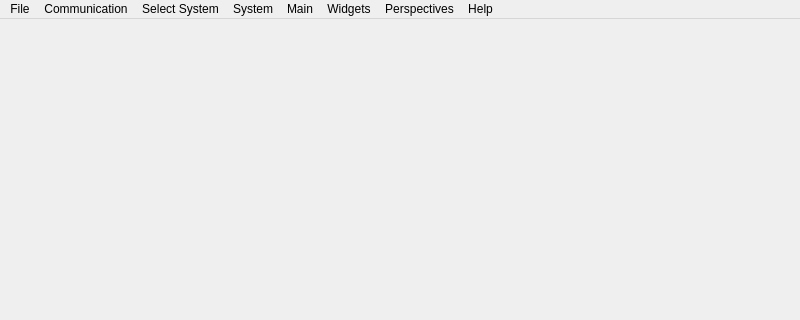
Above: src/ui/MainWindow.ui from mavlink/qgroundcontrol before the change; both pictures show x 0 to 800 and y 0 to 320 of the 800 by 500 pixel window. Below: the same form after it.
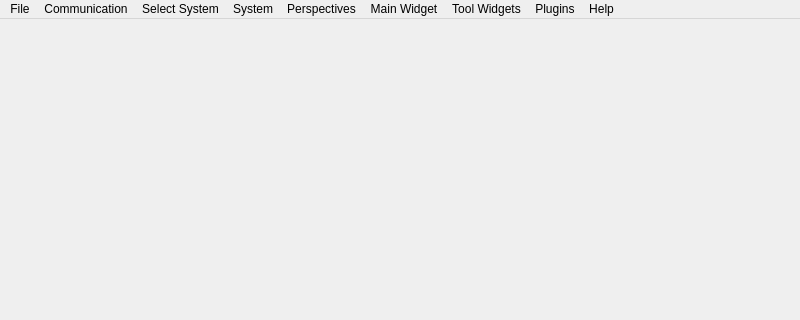
That is the form after the change. Icons and pictures are not drawn.

What changed in the file:
```diff
--- a/src/ui/MainWindow.ui
+++ b/src/ui/MainWindow.ui
@@ -51,7 +51,7 @@
      <x>0</x>
      <y>0</y>
      <width>800</width>
-     <height>25</height>
+     <height>22</height>
     </rect>
    </property>
    <widget class="QMenu" name="menuMGround">
@@ -108,7 +108,7 @@
    </widget>
    <widget class="QMenu" name="menuTools">
     <property name="title">
-     <string>Widgets</string>
+     <string>Tool Widgets</string>
     </property>
     <addaction name="actionNewCustomWidget"/>
     <addaction name="actionLoadCustomWidgetFile"/>
@@ -137,16 +137,22 @@
    </widget>
    <widget class="QMenu" name="menuMain">
     <property name="title">
-     <string>Main</string>
+     <string>Main Widget</string>
+    </property>
+   </widget>
+   <widget class="QMenu" name="menuPlugins">
+    <property name="title">
+     <string>Plugins</string>
     </property>
    </widget>
    <addaction name="menuMGround"/>
    <addaction name="menuNetwork"/>
    <addaction name="menuConnected_Systems"/>
    <addaction name="menuUnmanned_System"/>
+   <addaction name="menuPerspectives"/>
    <addaction name="menuMain"/>
    <addaction name="menuTools"/>
-   <addaction name="menuPerspectives"/>
+   <addaction name="menuPlugins"/>
    <addaction name="menuHelp"/>
   </widget>
   <widget class="QStatusBar" name="statusBar"/>
```
Left out of the diff: 13 changed lines with no effect on the pictures.
